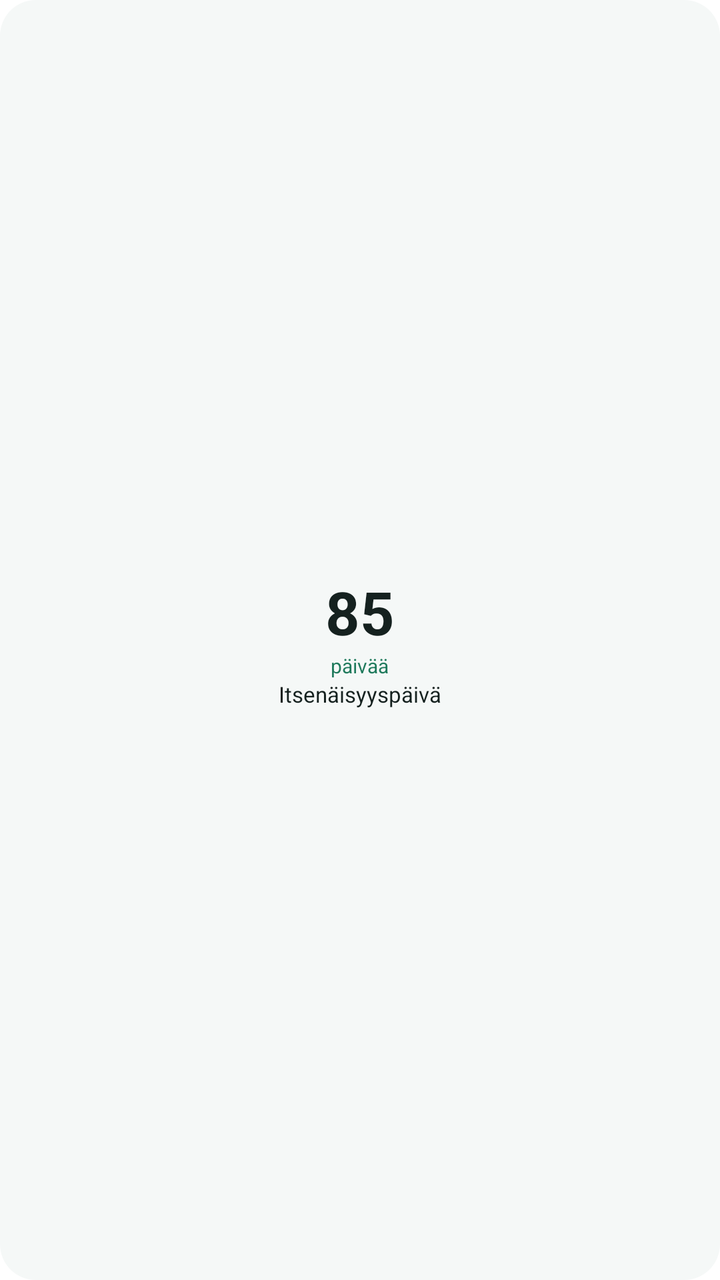
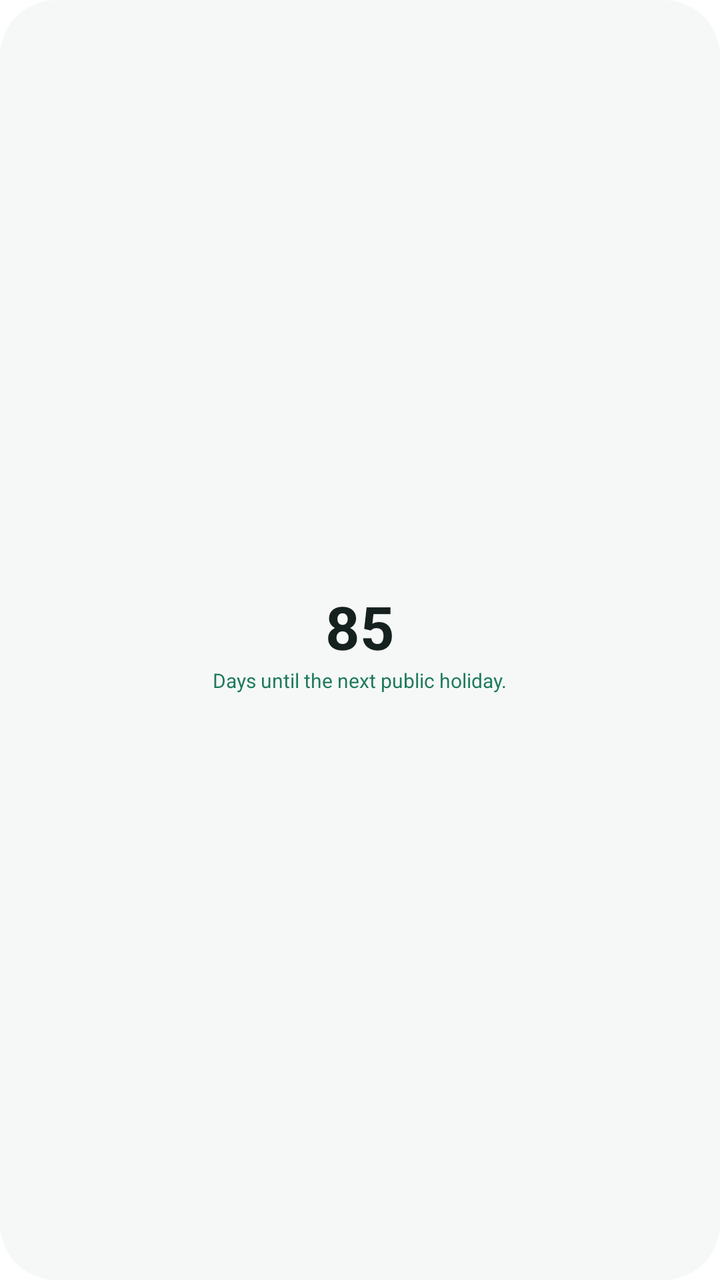

Before-and-after screenshots of an Android layout around one commit, followed by the original layout XML and the change that was made.
<!-- AndroidManifest.xml: fallback theme Theme.MaterialComponents.DayNight.NoActionBar -->
<!-- res/layout/preview_countdown.xml -->
<?xml version="1.0" encoding="utf-8"?>
<LinearLayout xmlns:android="http://schemas.android.com/apk/res/android"
    android:layout_width="match_parent"
    android:layout_height="match_parent"
    android:background="@drawable/widget_preview_bg"
    android:gravity="center"
    android:orientation="vertical"
    android:padding="10dp">
    <TextView android:layout_width="wrap_content" android:layout_height="wrap_content"
        android:text="85" android:textSize="30sp" android:textColor="@color/brand_ink"
        android:textStyle="bold" />
    <TextView android:layout_width="wrap_content" android:layout_height="wrap_content"
        android:text="päivää" android:textSize="10sp" android:textColor="@color/brand_accent"
        android:textStyle="normal" />
    <TextView android:layout_width="wrap_content" android:layout_height="wrap_content"
        android:text="Itsenäisyyspäivä" android:textSize="11sp" android:textColor="@color/brand_ink"
        android:textStyle="normal" />
</LinearLayout>
<!-- resources referenced by this layout -->
<resources>
  <color name="brand_accent">#FF1F7A5C</color>
  <color name="brand_ink">#FF15211F</color>
  <!-- drawable widget_preview_bg (drawable) -->
  <?xml version="1.0" encoding="utf-8"?>
  <shape xmlns:android="http://schemas.android.com/apk/res/android" android:shape="rectangle">
      <solid android:color="@color/brand_card" />
      <corners android:radius="18dp" />
  </shape>
  <color name="brand_card">#FFF5F8F7</color>
</resources>

<!-- the commit's change to res/layout/preview_countdown.xml (unified diff, before → after) -->
@@ -10,9 +10,6 @@
         android:text="85" android:textSize="30sp" android:textColor="@color/brand_ink"
         android:textStyle="bold" />
     <TextView android:layout_width="wrap_content" android:layout_height="wrap_content"
-        android:text="päivää" android:textSize="10sp" android:textColor="@color/brand_accent"
-        android:textStyle="normal" />
-    <TextView android:layout_width="wrap_content" android:layout_height="wrap_content"
-        android:text="Itsenäisyyspäivä" android:textSize="11sp" android:textColor="@color/brand_ink"
+        android:text="@string/widget_countdown_desc" android:textSize="10sp" android:textColor="@color/brand_accent"
         android:textStyle="normal" />
 </LinearLayout>
<!-- resource entries referenced after the edit -->
@@ -6,8 +6,10 @@
   <?xml version="1.0" encoding="utf-8"?>
   <shape xmlns:android="http://schemas.android.com/apk/res/android" android:shape="rectangle">
       <solid android:color="@color/brand_card" />
-      <corners android:radius="18dp" />
+      <corners android:radius="@dimen/widget_corner_radius" />
   </shape>
+  <string name="widget_countdown_desc">Days until the next public holiday.</string>
   <color name="brand_card">#FFF5F8F7</color>
+  <dimen name="widget_corner_radius">18dp</dimen>
 </resources>
 
